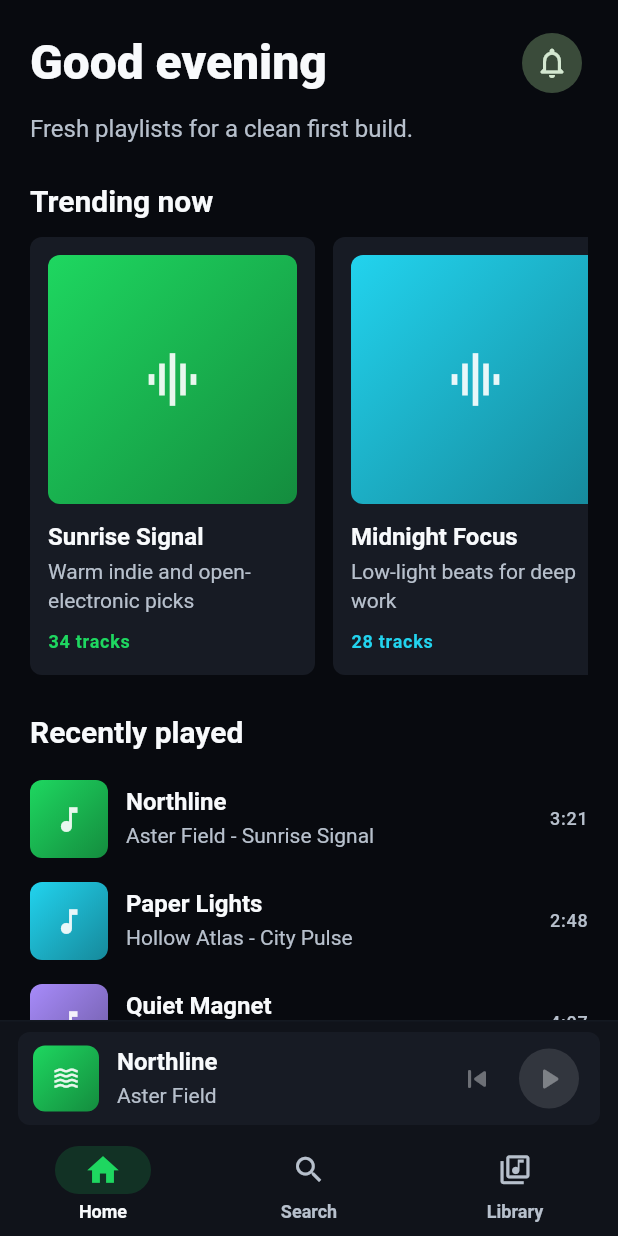
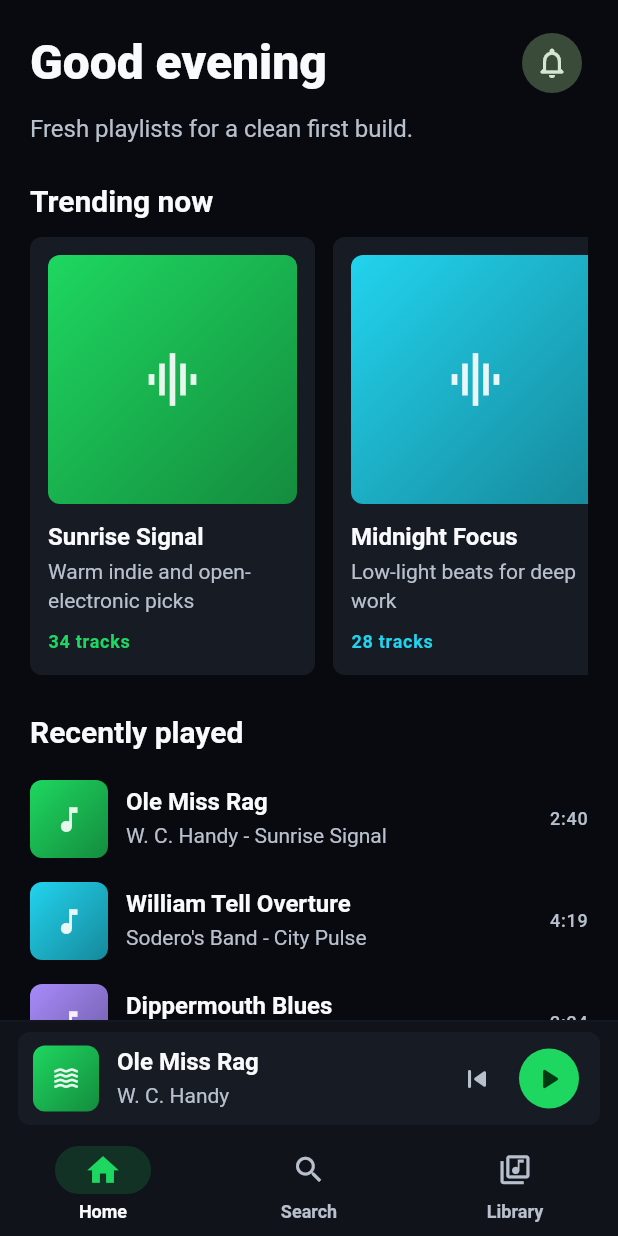
Before and after one commit to Khasim07tech/Spotify_Alternative_for_me, a Flutter app: the screen it shows once a user with an empty profile is signed in, on a phone screen of 412 x 824 dp. Run offline on Flutter 3.47's test engine with Material 3 defaults, Android fonts, the phone set to English and light mode, and no system bars; our stand-ins replace firebase_auth, firebase_core, flutter_riverpod, google_sign_in, just_audio, just_audio_background; missing offline and left inert: audio_session; accounts and stored records are empty.

Commit message:
feat: add music playback player

```diff
--- a/lib/features/home/home_screen.dart
+++ b/lib/features/home/home_screen.dart
@@ -2,6 +2,7 @@ import 'package:flutter/material.dart';
 import 'package:flutter_riverpod/flutter_riverpod.dart';
 
 import '../../providers/catalog_providers.dart';
+import '../../providers/player_providers.dart';
 import '../../widgets/adaptive_page.dart';
 import '../../widgets/playlist_card.dart';
 import '../../widgets/section_header.dart';
@@ -13,6 +14,7 @@ class HomeScreen extends ConsumerWidget {
   @override
   Widget build(BuildContext context, WidgetRef ref) {
     final viewModel = ref.watch(homeViewModelProvider);
+    final playerService = ref.watch(playerServiceProvider);
 
     return CustomScrollView(
       slivers: [
@@ -106,7 +108,14 @@ class HomeScreen extends ConsumerWidget {
               crossAxisAlignment: CrossAxisAlignment.start,
               children: [
                 const SectionHeader(title: 'Recently played'),
-                ...viewModel.recentTracks.map((track) => TrackTile(track: track)),
+                ...viewModel.recentTracks.map(
+                  (track) => TrackTile(
+                    track: track,
+                    onTap: () {
+                      playerService.playTrack(track);
+                    },
+                  ),
+                ),
               ],
             ),
           ),
--- a/lib/models/track.dart
+++ b/lib/models/track.dart
@@ -6,6 +6,9 @@ class Track {
     required this.collection,
     required this.duration,
     required this.colorValue,
+    required this.streamUrl,
+    required this.sourceName,
+    required this.license,
   });
 
   final String id;
@@ -14,4 +17,7 @@ class Track {
   final String collection;
   final Duration duration;
   final int colorValue;
+  final String streamUrl;
+  final String sourceName;
+  final String license;
 }
--- /dev/null
+++ b/lib/providers/player_providers.dart
@@ -0,0 +1,37 @@
+import 'package:flutter_riverpod/flutter_riverpod.dart';
+import 'package:just_audio/just_audio.dart';
+
+import '../models/track.dart';
+import '../services/player_service.dart';
+import 'catalog_providers.dart';
+
+final playerServiceProvider = Provider<PlayerService>((ref) {
+  final tracks = ref.watch(catalogServiceProvider).recentTracks();
+  final service = PlayerService(queue: tracks);
+  ref.onDispose(service.dispose);
+  return service;
+});
+
+final currentTrackProvider = StreamProvider<Track?>((ref) {
+  return ref.watch(playerServiceProvider).currentTrackStream;
+});
+
+final playerStateProvider = StreamProvider<PlayerState>((ref) {
+  return ref.watch(playerServiceProvider).playerStateStream;
+});
+
+final playbackPositionProvider = StreamProvider<Duration>((ref) {
+  return ref.watch(playerServiceProvider).positionStream;
+});
+
+final playbackDurationProvider = StreamProvider<Duration?>((ref) {
+  return ref.watch(playerServiceProvider).durationStream;
+});
+
+final shuffleEnabledProvider = StreamProvider<bool>((ref) {
+  return ref.watch(playerServiceProvider).shuffleModeEnabledStream;
+});
+
+final repeatModeProvider = StreamProvider<LoopMode>((ref) {
+  return ref.watch(playerServiceProvider).loopModeStream;
+});
--- a/lib/services/catalog_service.dart
+++ b/lib/services/catalog_service.dart
@@ -75,35 +75,50 @@ class MockCatalogService implements CatalogService {
   List<Track> recentTracks() => const [
         Track(
           id: 'northline',
-          title: 'Northline',
-          artist: 'Aster Field',
+          title: 'Ole Miss Rag',
+          artist: 'W. C. Handy',
           collection: 'Sunrise Signal',
-          duration: Duration(minutes: 3, seconds: 21),
+          duration: Duration(minutes: 2, seconds: 40),
           colorValue: 0xFF1ED760,
+          streamUrl:
+              'https://upload.wikimedia.org/wikipedia/commons/transcoded/0/06/W.C._Handy_-Ole_miss_rag_1917.ogg/W.C._Handy_-Ole_miss_rag_1917.ogg.mp3',
+          sourceName: 'Wikimedia Commons',
+          license: 'Public domain',
         ),
         Track(
           id: 'paper-lights',
-          title: 'Paper Lights',
-          artist: 'Hollow Atlas',
+          title: 'William Tell Overture',
+          artist: "Sodero's Band",
           collection: 'City Pulse',
-          duration: Duration(minutes: 2, seconds: 48),
+          duration: Duration(minutes: 4, seconds: 19),
           colorValue: 0xFF22D3EE,
+          streamUrl: 'https://archive.org/download/EDIS-SRP-0197-05/EDIS-SRP-0197-05.mp3',
+          sourceName: 'Internet Archive',
+          license: 'Public domain',
         ),
         Track(
           id: 'quiet-magnet',
-          title: 'Quiet Magnet',
-          artist: 'Noon Archive',
+          title: 'Dippermouth Blues',
+          artist: "King Oliver's Jazz Band",
           collection: 'Midnight Focus',
-          duration: Duration(minutes: 4, seconds: 7),
+          duration: Duration(minutes: 2, seconds: 24),
           colorValue: 0xFFA78BFA,
+          streamUrl:
+              'https://upload.wikimedia.org/wikipedia/commons/transcoded/0/0e/Dippermouth_Blues_-_KING_OLIVER%27S_JAZZ_BAND.flac/Dippermouth_Blues_-_KING_OLIVER%27S_JAZZ_BAND.flac.mp3',
+          sourceName: 'Wikimedia Commons',
+          license: 'Public domain',
         ),
         Track(
           id: 'gold-room',
-          title: 'Gold Room',
-          artist: 'Signal Bloom',
+          title: 'Rhapsody in Blue',
+          artist: 'George Gershwin',
           collection: 'Soft Static',
-          duration: Duration(minutes: 3, seconds: 2),
+          duration: Duration(minutes: 9, seconds: 26),
           colorValue: 0xFFF97316,
+          streamUrl:
+              'https://upload.wikimedia.org/wikipedia/commons/transcoded/b/ba/Rhapsody_in_Blue_-_Original_1924_Recording.opus/Rhapsody_in_Blue_-_Original_1924_Recording.opus.mp3',
+          sourceName: 'Wikimedia Commons',
+          license: 'Public domain',
         ),
       ];
 
--- a/lib/widgets/mini_player.dart
+++ b/lib/widgets/mini_player.dart
@@ -1,7 +1,9 @@
 import 'package:flutter/material.dart';
 import 'package:flutter_riverpod/flutter_riverpod.dart';
+import 'package:just_audio/just_audio.dart';
 
-import '../providers/catalog_providers.dart';
+import '../features/player/full_player_screen.dart';
+import '../providers/player_providers.dart';
 import 'gradient_artwork.dart';
 
 class MiniPlayer extends ConsumerWidget {
@@ -9,8 +11,14 @@ class MiniPlayer extends ConsumerWidget {
 
   @override
   Widget build(BuildContext context, WidgetRef ref) {
-    final track = ref.watch(homeViewModelProvider).recentTracks.first;
+    final track = ref.watch(currentTrackProvider).value ??
+        ref.watch(playerServiceProvider).queue.first;
+    final playerState = ref.watch(playerStateProvider).value;
     final scheme = Theme.of(context).colorScheme;
+    final isPlaying = playerState?.playing ?? false;
+    final isBusy = playerState?.processingState == ProcessingState.loading ||
+        playerState?.processingState == ProcessingState.buffering;
+    final service = ref.watch(playerServiceProvider);
 
     return Padding(
       padding: const EdgeInsets.fromLTRB(12, 8, 12, 6),
@@ -19,17 +27,26 @@ class MiniPlayer extends ConsumerWidget {
         borderRadius: BorderRadius.circular(8),
         clipBehavior: Clip.antiAlias,
         child: InkWell(
-          onTap: () {},
+          onTap: () {
+            Navigator.of(context).push(
+              MaterialPageRoute<void>(
+                builder: (context) => const FullPlayerScreen(),
+              ),
+            );
+          },
           child: SizedBox(
             height: 62,
             child: Padding(
               padding: const EdgeInsets.symmetric(horizontal: 10),
               child: Row(
                 children: [
-                  GradientArtwork(
-                    color: Color(track.colorValue),
-                    size: 44,
-                    icon: Icons.waves,
+                  Hero(
+                    tag: 'artwork-${track.id}',
+                    child: GradientArtwork(
+                      color: Color(track.colorValue),
+                      size: 44,
+                      icon: Icons.waves,
+                    ),
                   ),
                   const SizedBox(width: 12),
                   Expanded(
@@ -57,13 +74,26 @@ class MiniPlayer extends ConsumerWidget {
                   ),
                   IconButton(
                     tooltip: 'Previous',
-                    onPressed: null,
+                    onPressed: () {
+                      service.previous();
+                    },
                     icon: const Icon(Icons.skip_previous_rounded),
                   ),
                   IconButton.filled(
-                    tooltip: 'Play',
-                    onPressed: null,
-                    icon: const Icon(Icons.play_arrow_rounded),
+                    tooltip: isPlaying ? 'Pause' : 'Play',
+                    onPressed: () {
+                      service.togglePlayPause();
+                    },
+                    icon: isBusy
+                        ? const SizedBox.square(
+                            dimension: 18,
+                            child: CircularProgressIndicator(strokeWidth: 2),
+                          )
+                        : Icon(
+                            isPlaying
+                                ? Icons.pause_rounded
+                                : Icons.play_arrow_rounded,
+                          ),
                   ),
                 ],
               ),
--- a/lib/widgets/track_tile.dart
+++ b/lib/widgets/track_tile.dart
@@ -7,9 +7,11 @@ class TrackTile extends StatelessWidget {
   const TrackTile({
     super.key,
     required this.track,
+    this.onTap,
   });
 
   final Track track;
+  final VoidCallback? onTap;
 
   @override
   Widget build(BuildContext context) {
@@ -17,7 +19,7 @@ class TrackTile extends StatelessWidget {
       color: Colors.transparent,
       child: InkWell(
         borderRadius: BorderRadius.circular(8),
-        onTap: () {},
+        onTap: onTap,
         child: Padding(
           padding: const EdgeInsets.symmetric(vertical: 8),
           child: Row(
--- a/pubspec.yaml
+++ b/pubspec.yaml
@@ -2,18 +2,21 @@ name: openwave
 description: "OpenWave Android music streaming app built incrementally."
 publish_to: 'none'
 
-version: 0.2.0+2
+version: 0.3.0+3
 
 environment:
   sdk: ^3.11.5
 
 dependencies:
+  audio_session: ^0.2.3
   firebase_auth: ^6.5.1
   firebase_core: ^4.9.0
   flutter:
     sdk: flutter
   flutter_riverpod: ^3.3.1
   google_sign_in: ^7.2.0
+  just_audio: ^0.10.5
+  just_audio_background: ^0.0.1-beta.17
 
 dev_dependencies:
   flutter_test:
```
Also changed, not shown: lib/features/player/full_player_screen.dart (added, +252 -0 lines), lib/features/search/search_screen.dart (+9 -1 lines), lib/main.dart (+7 -0 lines), lib/services/player_service.dart (added, +133 -0 lines), pubspec.lock, 4 other files.
